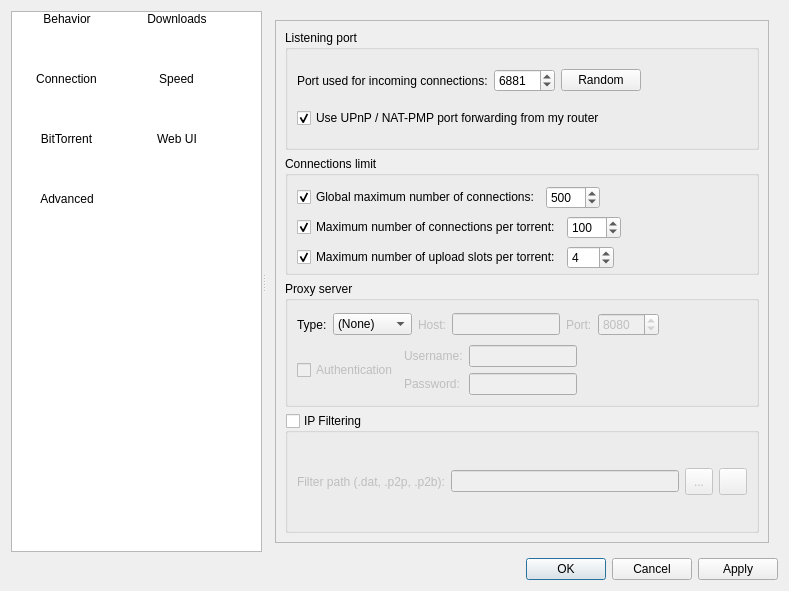
Old version of the form src/preferences/options.ui in the repository SysAdminDoc/qBittorrent-Vanced.
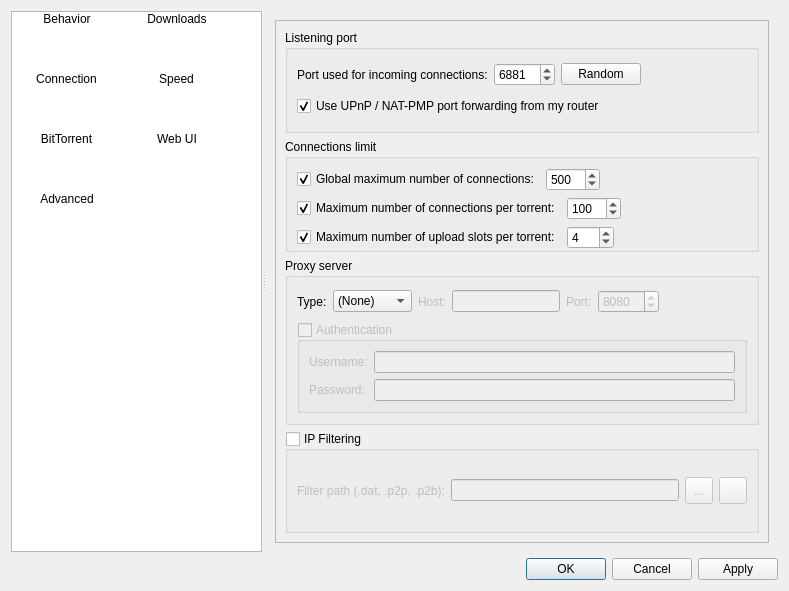
New version of the form. The open tabs and pages were chosen to show the change. Icons and pictures are not drawn.

Patch:
```diff
--- a/src/preferences/options.ui
+++ b/src/preferences/options.ui
@@ -985,9 +985,9 @@
            <property name="geometry">
             <rect>
              <x>0</x>
-             <y>0</y>
+             <y>-84</y>
              <width>503</width>
-             <height>426</height>
+             <height>462</height>
             </rect>
            </property>
            <layout class="QVBoxLayout" name="verticalLayout_20">
@@ -1300,18 +1300,21 @@
                 </layout>
                </item>
                <item>
-                <layout class="QGridLayout" name="gridLayout_13">
-                 <item row="0" column="0">
-                  <widget class="QCheckBox" name="checkProxyAuth">
+                <widget class="QGroupBox" name="checkProxyAuth">
                    <property name="enabled">
                     <bool>false</bool>
                    </property>
-                   <property name="text">
+                 <property name="title">
                     <string>Authentication</string>
                    </property>
-                  </widget>
-                 </item>
-                 <item row="0" column="1">
+                 <property name="checkable">
+                  <bool>true</bool>
+                 </property>
+                 <property name="checked">
+                  <bool>false</bool>
+                 </property>
+                 <layout class="QVBoxLayout" name="verticalLayout_24">
+                  <item>
                   <layout class="QGridLayout" name="gridLayout_12">
                    <item row="0" column="0">
                     <widget class="QLabel" name="lblProxyUsername">
@@ -1367,20 +1370,8 @@
                    </item>
                   </layout>
                  </item>
-                 <item row="0" column="2">
-                  <spacer>
-                   <property name="orientation">
-                    <enum>Qt::Horizontal</enum>
-                   </property>
-                   <property name="sizeHint" stdset="0">
-                    <size>
-                     <width>40</width>
-                     <height>20</height>
-                    </size>
-                   </property>
-                  </spacer>
-                 </item>
-                </layout>
+                 </layout>
+                </widget>
                </item>
               </layout>
              </widget>
```
Lines whose indentation alone changed are shown as unchanged.
